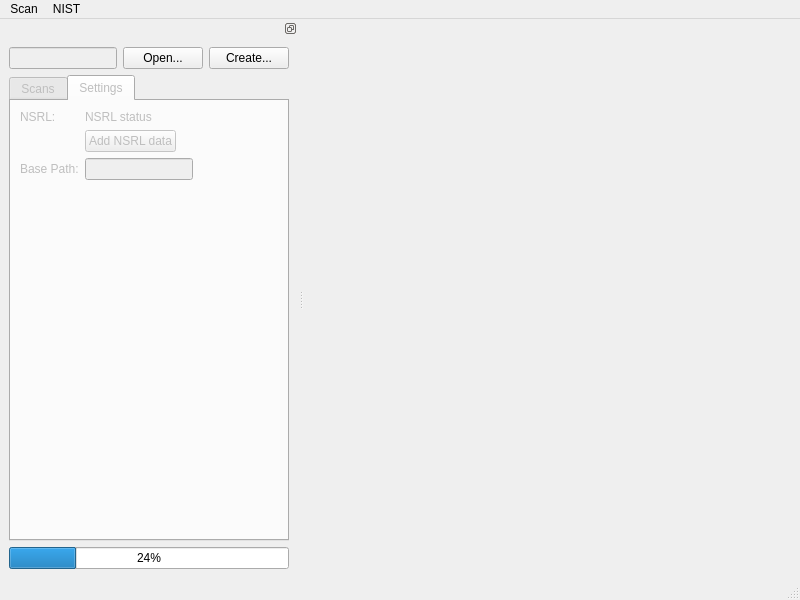
The window that filelistwindow.ui (traherom/hasher) describes before a commit, drawn with Qt 5.
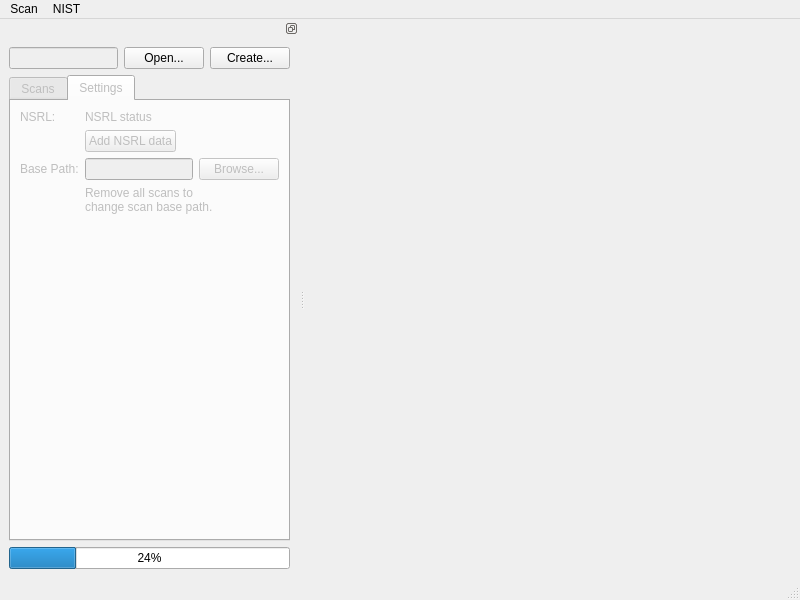
The same window after the commit. The open tabs and pages were chosen to show the change.

Commit message: Changing scan base path works, settings getting/changing generic calls in place

Patch:
```diff
--- a/filelistwindow.ui
+++ b/filelistwindow.ui
@@ -240,12 +240,30 @@
           </widget>
          </item>
          <item row="2" column="1">
-          <widget class="QLineEdit" name="lineEdit_2">
+          <layout class="QHBoxLayout" name="horizontalLayout_4">
+           <item>
+            <widget class="QLineEdit" name="scanBasePath">
            <property name="enabled">
             <bool>false</bool>
            </property>
            <property name="readOnly">
-            <bool>true</bool>
+              <bool>false</bool>
+             </property>
+            </widget>
+           </item>
+           <item>
+            <widget class="QPushButton" name="basePathBrowse">
+             <property name="text">
+              <string>Browse...</string>
+             </property>
+            </widget>
+           </item>
+          </layout>
+         </item>
+         <item row="3" column="1">
+          <widget class="QLabel" name="basePathChangeWarning">
+           <property name="text">
+            <string>&lt;html&gt;&lt;head/&gt;&lt;body&gt;Remove all scans to&lt;br/&gt;change scan base path.&lt;/body&gt;&lt;/html&gt;</string>
            </property>
           </widget>
          </item>
```
Left out of the diff: 9 changed lines with no effect on the pictures. Lines whose indentation alone changed are shown as unchanged. The commit also changes 6 other files.
